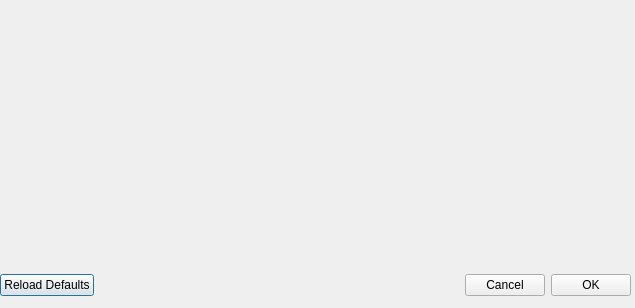
The window that gamesettings.ui (AFriendlyTrashcan/Otherbind) describes before a commit, drawn with Qt 5.
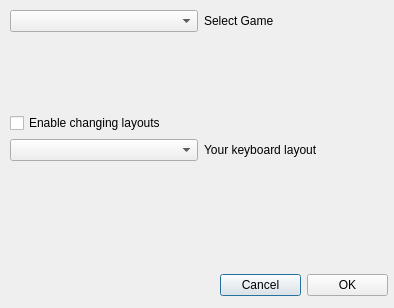
The same window after the commit.

Commit message: Worked on loading game configs, and fixing a few things

```diff
--- a/gamesettings.ui
+++ b/gamesettings.ui
@@ -6,7 +6,7 @@
    <rect>
     <x>0</x>
     <y>0</y>
-    <width>635</width>
+    <width>394</width>
     <height>308</height>
    </rect>
   </property>
@@ -16,33 +16,13 @@
   <widget class="QWidget" name="layoutWidget">
    <property name="geometry">
     <rect>
-     <x>0</x>
+     <x>220</x>
      <y>270</y>
-     <width>631</width>
+     <width>168</width>
      <height>30</height>
     </rect>
    </property>
    <layout class="QHBoxLayout" name="horizontalLayout">
-    <item>
-     <widget class="QPushButton" name="pushButton_3">
-      <property name="text">
-       <string>Reload Defaults</string>
-      </property>
-     </widget>
-    </item>
-    <item>
-     <spacer name="horizontalSpacer">
-      <property name="orientation">
-       <enum>Qt::Horizontal</enum>
-      </property>
-      <property name="sizeHint" stdset="0">
-       <size>
-        <width>40</width>
-        <height>20</height>
-       </size>
-      </property>
-     </spacer>
-    </item>
     <item>
      <widget class="QPushButton" name="pushButton_2">
       <property name="text">
@@ -59,6 +39,79 @@
     </item>
    </layout>
   </widget>
+  <widget class="QWidget" name="">
+   <property name="geometry">
+    <rect>
+     <x>10</x>
+     <y>10</y>
+     <width>381</width>
+     <height>151</height>
+    </rect>
+   </property>
+   <layout class="QVBoxLayout" name="verticalLayout">
+    <item>
+     <layout class="QHBoxLayout" name="horizontalLayout_2">
+      <item>
+       <widget class="QComboBox" name="gameSelect"/>
+      </item>
+      <item>
+       <widget class="QLabel" name="label">
+        <property name="text">
+         <string>Select Game</string>
+        </property>
+       </widget>
+      </item>
+     </layout>
+    </item>
+    <item>
+     <spacer name="verticalSpacer_2">
+      <property name="orientation">
+       <enum>Qt::Vertical</enum>
+      </property>
+      <property name="sizeHint" stdset="0">
+       <size>
+        <width>20</width>
+        <height>40</height>
+       </size>
+      </property>
+     </spacer>
+    </item>
+    <item>
+     <spacer name="verticalSpacer">
+      <property name="orientation">
+       <enum>Qt::Vertical</enum>
+      </property>
+      <property name="sizeHint" stdset="0">
+       <size>
+        <width>20</width>
+        <height>40</height>
+       </size>
+      </property>
+     </spacer>
+    </item>
+    <item>
+     <widget class="QCheckBox" name="gameChangeLayouts">
+      <property name="text">
+       <string>Enable changing layouts</string>
+      </property>
+     </widget>
+    </item>
+    <item>
+     <layout class="QHBoxLayout" name="horizontalLayout_3">
+      <item>
+       <widget class="QComboBox" name="yourGameLayout"/>
+      </item>
+      <item>
+       <widget class="QLabel" name="label_2">
+        <property name="text">
+         <string>Your keyboard layout</string>
+        </property>
+       </widget>
+      </item>
+     </layout>
+    </item>
+   </layout>
+  </widget>
  </widget>
  <resources/>
  <connections/>
```
Left out of the diff: 2 changed lines with no effect on the pictures. The commit also changes 6 other files.
